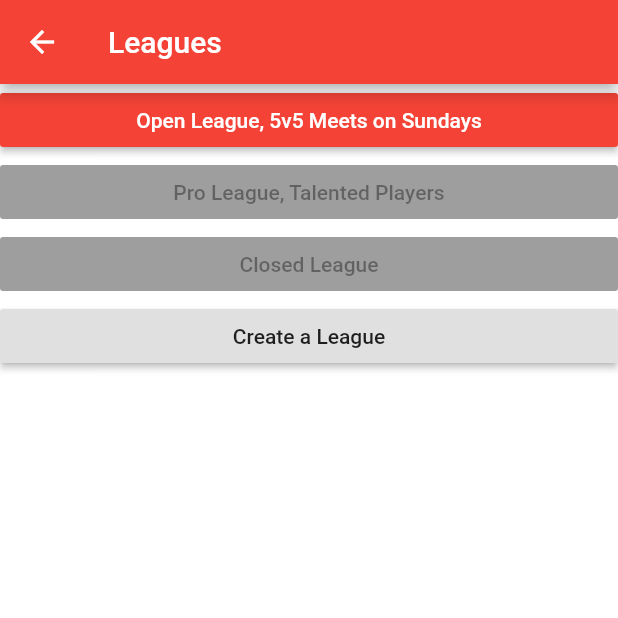
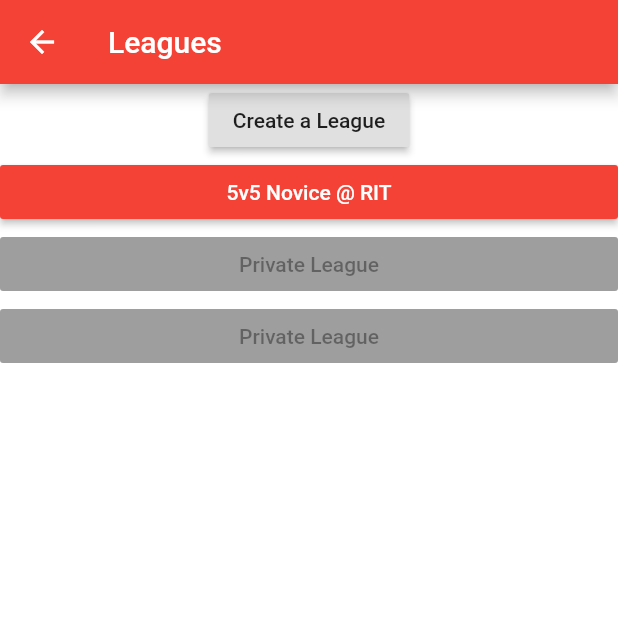
Before and after one commit to mxb9771/team_pickup, a Flutter app: the LeaguesPage screen opened directly, on a phone screen of 412 x 824 dp, the top half of it. Run offline on Flutter 3.47's test engine with Material 2 defaults, Android fonts, the phone set to English and light mode, and no system bars.

Commit message:
Leagues works?

```diff
--- a/lib/league_page.dart
+++ b/lib/league_page.dart
@@ -1,8 +1,15 @@
 import 'package:flutter/material.dart';
+import 'package:team_pickup/teams_page.dart';
+
+import 'Model/database.dart';
+
+enum widgetMarker{main, create, created}
 
 //home page to have routes to all other pages
 class LeaguesPage extends StatelessWidget {
-
+  Database database;
+  LeaguesPage({Key key, this.database});
+  @override
   @override
   Widget build(BuildContext context) {
     return Scaffold(
@@ -10,13 +17,57 @@ class LeaguesPage extends StatelessWidget {
       appBar: AppBar(
         title: Text("Leagues"),
       ),
-      body: Column(
+      body: _leaguesPage(database: database,)
+    );
+  }
+}
+
+class _leaguesPage extends StatefulWidget{
+  Database database;
+  _leaguesPage({Key key, this.database});
+  @override
+  State<StatefulWidget> createState() => _mainLeagueBody(database: database);
+}
+
+class _mainLeagueBody extends State<_leaguesPage>{
+  final nameController = TextEditingController();
+  final bioController = TextEditingController();
+  widgetMarker select = widgetMarker.main;
+  Database database;
+  _mainLeagueBody({Key key, this.database});
+  @override
+  Widget build(BuildContext context) {
+    return Column(children: <Widget>[
+      Container(child: RaisedButton(
+              child: Text("Create a League"),
+              onPressed: () {
+                setState(() {
+                  select = widgetMarker.create;
+                });
+              },
+            ),),
+    Container(
+      child: getContainer(),
+    ),
+    ]);
+  }
+
+  Widget getContainer(){
+    if (select == widgetMarker.main){
+      return getMain(context);
+    } else{
+      return createLeague(context, database);
+    }
+  }
+
+Widget getMain(BuildContext context){
+    return Column(
         children: <Widget>[
           SizedBox(
             width: double.infinity,
             child: RaisedButton(
               color: Colors.red,
-              child: Text("Open League, 5v5 Meets on Sundays", style: TextStyle(color: Colors.white)),
+              child: Text("5v5 Novice @ RIT", style: TextStyle(color: Colors.white)),
               onPressed: (){
                 Navigator.push(context,
                     MaterialPageRoute(builder: (context) => JoinLeague()));
@@ -26,61 +77,101 @@ class LeaguesPage extends StatelessWidget {
           SizedBox(
             width: double.infinity,
             child: RaisedButton(
-              child: Text("Pro League, Talented Players"),
+              child: Text("Private League"),
             ),
           ),
           SizedBox(
             width: double.infinity,
             child: RaisedButton(
-              child: Text("Closed League"),
+              child: Text("Private League"),
             )
           ),
           Container(
             alignment: Alignment.bottomCenter,
             child: SizedBox(
             width: double.infinity,
+          ),
+          )
+        ],
+      );
+  }
+
+Widget createLeague(BuildContext context, Database database){
+    return Column(
+          children: <Widget>[
+            TextFormField(decoration: new InputDecoration.collapsed(hintText: "Name"),
+            controller: nameController,),
+            TextFormField(decoration: new InputDecoration.collapsed(hintText: "Bio"),
+            controller: bioController,),
+            SizedBox(
+            width: double.infinity,
             child: RaisedButton(
-              child: Text("Create a League"),
-              onPressed: (){Navigator.push(context,
-                    MaterialPageRoute(builder: (context) => CreateLeague()));
+              child: Text("Submit"),
+              onPressed: (){
+                Navigator.push(context,
+                  MaterialPageRoute(builder: (context) => CreatedLeague(database: database, name: nameController.text, bio: bioController.text)));
               },
             ),
           ),
-          )
-        ],
-      ),
+          ],
     );
   }
 }
 
-class CreateLeague extends StatelessWidget{
+class CreatedLeague extends StatelessWidget{
+  Database database;
+  String name;
+  String bio;
+  CreatedLeague({Key key, this.database, this.name, this.bio});
   @override
   Widget build(BuildContext context) {
     return Scaffold(
-      appBar: AppBar(title: Text("Create a League"),),
       backgroundColor: Colors.white,
-      body: Form(
-        child: Column(
-          children: <Widget>[
-            TextFormField(decoration: new InputDecoration.collapsed(hintText: "Name"),),
-            TextFormField(decoration: new InputDecoration.collapsed(hintText: "Sport"),),
-            TextFormField(decoration: new InputDecoration.collapsed(hintText: "Bio"),),
-            SizedBox(
+      appBar: AppBar(
+        title: Text("Teams"),
+      ),
+      body: Column(
+        children: <Widget>[
+          SizedBox(
             width: double.infinity,
             child: RaisedButton(
-              child: Text("Submit"),
+              color: Colors.red,
+              child: Text("5v5 Novice @ RIT", style: TextStyle(color: Colors.white)),
+              onPressed: (){
+                Navigator.push(context,
+                    MaterialPageRoute(builder: (context) => JoinLeague(database: database)));
+              },
+            )
+          ),
+          SizedBox(
+            width: double.infinity,
+            child: RaisedButton(
+              child: Text("Private League"),
             ),
           ),
-          ],
-        ),
-      ),
+          SizedBox(
+            width: double.infinity,
+            child: RaisedButton(
+              child: Text("Private League"),
+            )
+          ),
+          SizedBox(
+            width: double.infinity,
+            child: RaisedButton(
+              child: Text(name),
+            ),
+          ),
+        ]
+      )
     );
   }
-
 }
 
 
+
 class JoinLeague extends StatelessWidget{
+  Database database;
+  JoinLeague({Key key, Database database});
   @override
   Widget build(BuildContext context) {
     return Scaffold(
@@ -95,70 +186,26 @@ class JoinLeague extends StatelessWidget{
               child: Image.asset('assets/images/spartan.jpg')
           ),
           Container(
-            child: Text("League Discription:\nModerate Skill levels, all teams accepted. Games on Sundays."),
-          ),
-          Container(
-            child: Text("Teams:",
-            style: TextStyle(fontSize: 30),),
+            child: Text("League Discription:\n 5v5 Basketball, meets on Tuesdays/Thursdays 5PM"),
           ),
           SizedBox(
             width: double.infinity,
             child: RaisedButton(
-              color: Colors.red,
-              child: Text("The Spartans"),
-              onPressed: (){
-                return null;
-              },
-            )
-          ),
-          SizedBox(
-            width: double.infinity,
-            child: RaisedButton(
-              child: Text("Knights"),
+              child: Text("View Teams"),
+              onPressed: (){Navigator.push(context,
+                  MaterialPageRoute(builder: (context) => TeamsPage(database: this.database,)));},
             ),
           ),
           SizedBox(
             width: double.infinity,
             child: RaisedButton(
-              child: Text("Team Fuego"),
-            )
-          ),
-          SizedBox(
-            width: double.infinity,
-            child: RaisedButton(
-              child: Text("Send Join Request"),
-              onPressed: (){Navigator.push(context,
-                  MaterialPageRoute(builder: (context) => JoinLeagueRequest()));
-              },
+              child: Text("Send Team Join Request"),
+              onPressed: (){null;},
             ),
-          ),
+          )
         ],
       ),
     );
   }
 
 }
-
-class JoinLeagueRequest extends StatelessWidget{
-  @override
-  Widget build(BuildContext context) {
-    return Scaffold(
-      appBar: AppBar(title: Text("Request to Join League"),),
-      backgroundColor: Colors.white,
-      body: Form(
-        child: Column(
-          children: <Widget>[
-            TextFormField(decoration: new InputDecoration.collapsed(hintText: "Team Name"),),
-            SizedBox(
-              width: double.infinity,
-              child: RaisedButton(
-                child: Text("Submit"),
-                onPressed: () {null;},
-              ),
-            ),
-          ],
-        ),
-      ),
-    );
-  }
-}
```
